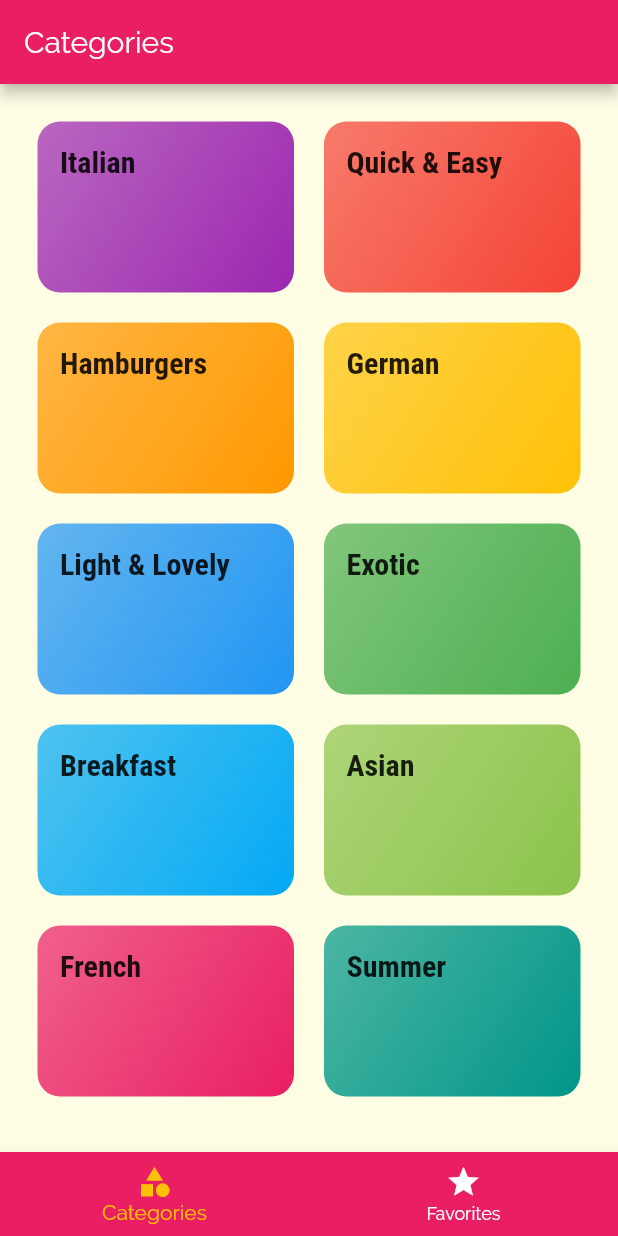
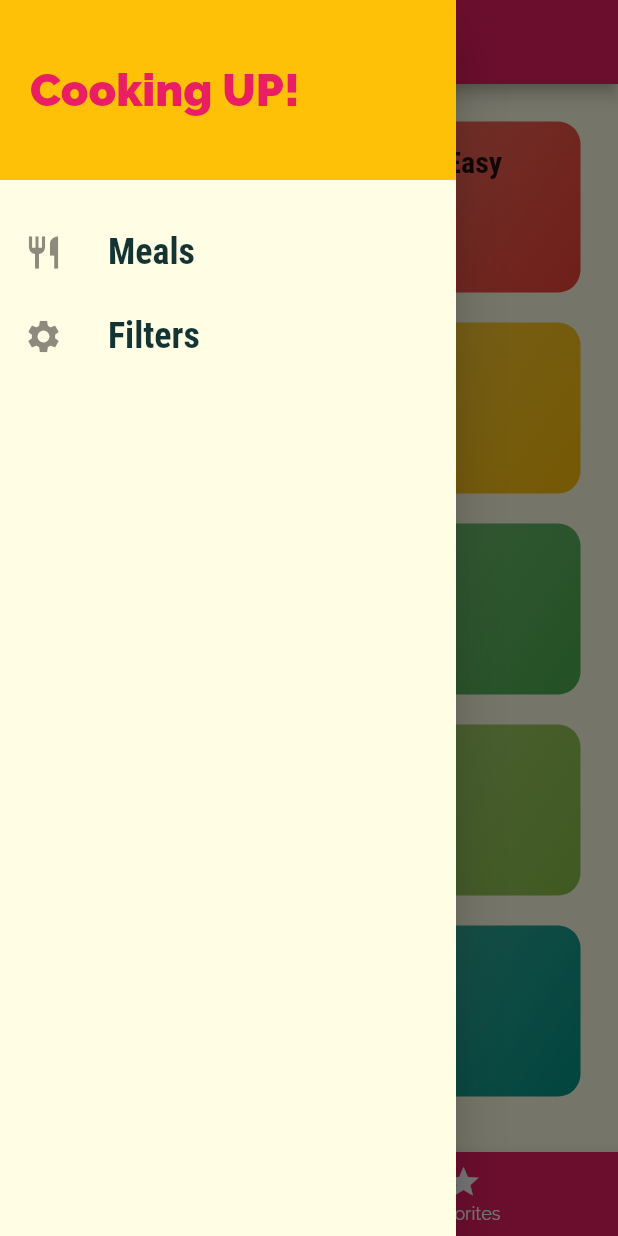
Before and after one commit to leandrouti/flutter-meals_app, a Flutter app: the screen it shows after launch, with the side drawer open (before the commit the screen has no drawer), on a phone screen of 412 x 824 dp. Run offline on Flutter 3.47's test engine with Material 2 defaults, Android fonts, the phone set to English and light mode, and no system bars.

Commit message:
[add] drawer

```diff
--- a/lib/screens/tabs_screen.dart
+++ b/lib/screens/tabs_screen.dart
@@ -1,6 +1,7 @@
 import 'package:flutter/material.dart';
 import './categories_screen.dart';
 import './favorites_screen.dart';
+import '../widgets/main_drawer.dart';
 
 class TabsScreen extends StatefulWidget {
   const TabsScreen({Key? key}) : super(key: key);
@@ -35,6 +36,7 @@ class _TabsScreenState extends State<TabsScreen> {
       appBar: AppBar(
         title: Text(_pages[_selectedpageIndex]['title']),
       ),
+      drawer: const MainDrawer(),
       body: _pages[_selectedpageIndex]['page'] as Widget,
       bottomNavigationBar: BottomNavigationBar(
         backgroundColor: Theme.of(context).primaryColor,
--- /dev/null
+++ b/lib/widgets/main_drawer.dart
@@ -0,0 +1,58 @@
+import 'package:flutter/material.dart';
+
+class MainDrawer extends StatelessWidget {
+  const MainDrawer({Key? key}) : super(key: key);
+
+  Widget _buildListTile(String title, IconData icon) {
+    return ListTile(
+      leading: Icon(
+        icon,
+        size: 26,
+      ),
+      title: Text(
+        title,
+        style: const TextStyle(
+          fontFamily: 'RobotoCondensed',
+          fontSize: 24,
+          fontWeight: FontWeight.bold,
+        ),
+      ),
+      onTap: () {},
+    );
+  }
+
+  @override
+  Widget build(BuildContext context) {
+    return Drawer(
+      child: Column(
+        children: [
+          Container(
+            height: 120,
+            width: double.infinity,
+            padding: const EdgeInsets.all(20),
+            alignment: Alignment.centerLeft,
+            color: Theme.of(context).accentColor,
+            child: Text(
+              'Cooking UP!',
+              style: TextStyle(
+                  fontWeight: FontWeight.w900,
+                  fontSize: 30,
+                  color: Theme.of(context).primaryColor),
+            ),
+          ),
+          const SizedBox(
+            height: 20,
+          ),
+          _buildListTile(
+            'Meals',
+            Icons.restaurant,
+          ),
+          _buildListTile(
+            'Filters',
+            Icons.settings,
+          ),
+        ],
+      ),
+    );
+  }
+}
```
